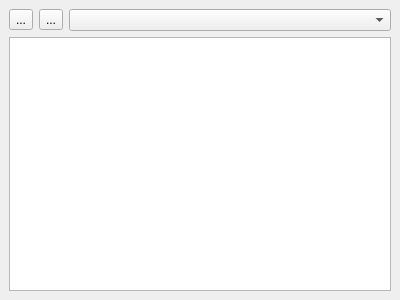
This is lib/ui/lexer.ui in Ruin0x11/eiwaji as Qt 5 draws it before an edit. The edited form follows.
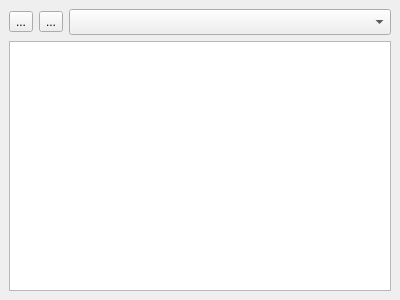
This is the edited form.

Commit message: increase font size; autosearch most similar match

```diff
--- a/lib/ui/lexer.ui
+++ b/lib/ui/lexer.ui
@@ -47,7 +47,13 @@
        </widget>
       </item>
       <item>
-       <widget class="QComboBox" name="historyBox"/>
+       <widget class="QComboBox" name="historyBox">
+        <property name="font">
+         <font>
+          <pointsize>11</pointsize>
+         </font>
+        </property>
+       </widget>
       </item>
      </layout>
     </item>
```
The commit also changes 5 other files.
